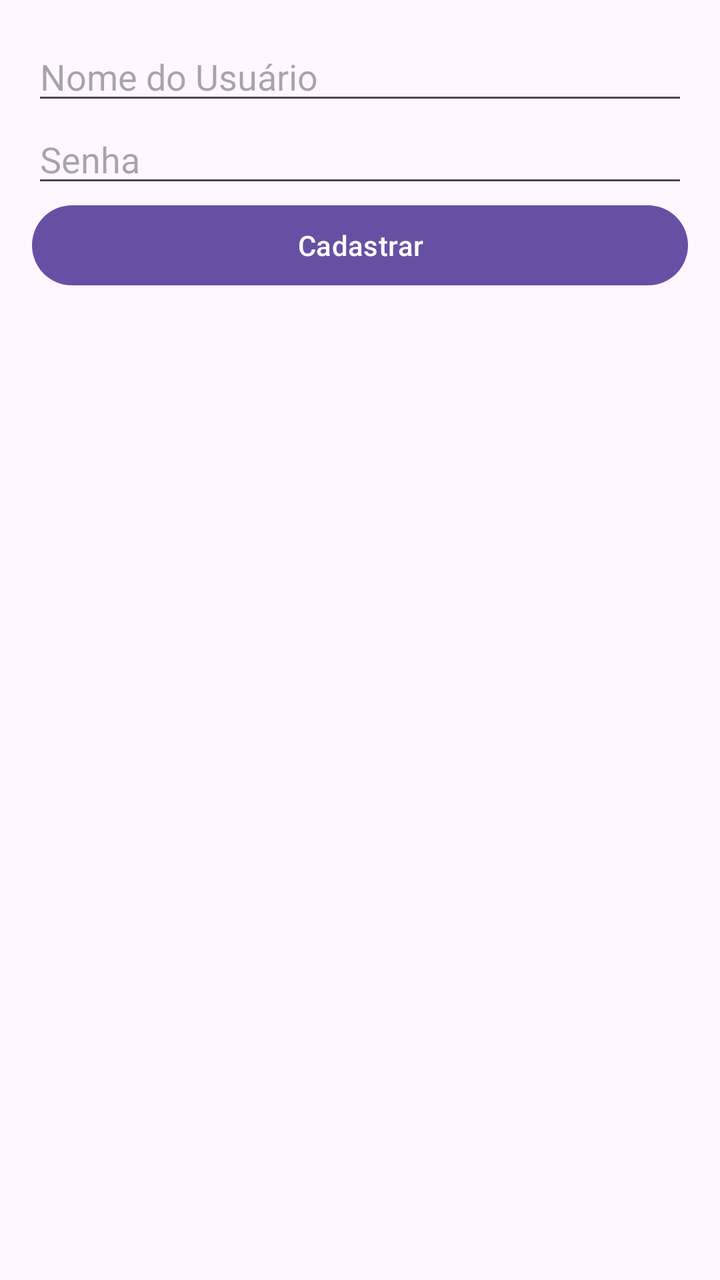
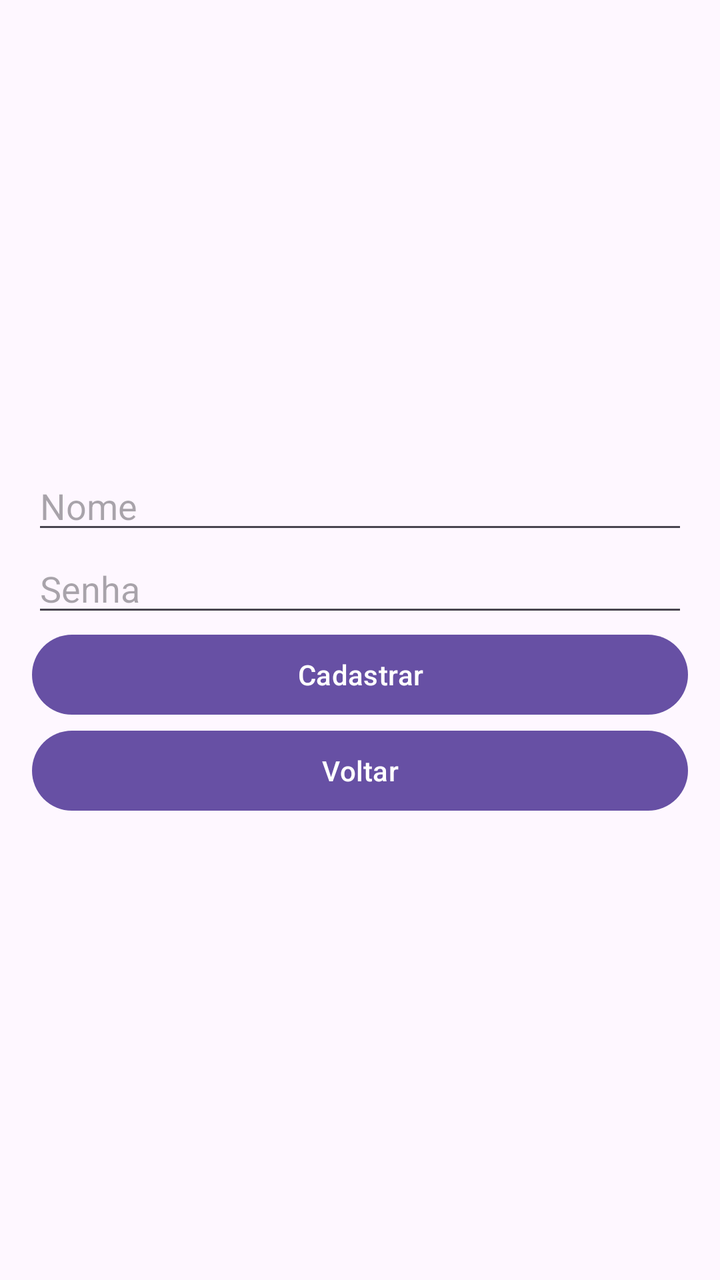

An Android layout rendered at two revisions. The XML below is the earlier revision; the diff shows what the commit changed to produce the second picture.
<!-- AndroidManifest.xml: application theme Theme.TrabalhoIII -->
<!-- res/layout/activity_register.xml -->
<?xml version="1.0" encoding="utf-8"?>
<LinearLayout xmlns:android="http://schemas.android.com/apk/res/android"
    android:orientation="vertical"
    android:layout_width="match_parent"
    android:layout_height="match_parent"
    android:padding="16dp">

    <EditText
        android:id="@+id/etusername"
        android:layout_width="match_parent"
        android:layout_height="wrap_content"
        android:hint="Nome do Usuário"/>

    <EditText
        android:id="@+id/etpassword"
        android:layout_width="match_parent"
        android:layout_height="wrap_content"
        android:hint="Senha"
        android:inputType="textPassword"/>


    <Button
        android:id="@+id/registerButton"
        android:layout_width="match_parent"
        android:layout_height="wrap_content"
        android:text="Cadastrar"/>

</LinearLayout>
<!-- resources referenced by this layout -->
<resources>
  <style name="Theme.TrabalhoIII" parent="Base.Theme.TrabalhoIII" />
  <style name="Base.Theme.TrabalhoIII" parent="Theme.Material3.DayNight.NoActionBar">
          
          
      </style>
</resources>

<!-- the commit's change to res/layout/activity_register.xml (unified diff, before → after) -->
@@ -3,13 +3,14 @@
     android:orientation="vertical"
     android:layout_width="match_parent"
     android:layout_height="match_parent"
-    android:padding="16dp">
+    android:padding="16dp"
+    android:gravity="center">
 
     <EditText
         android:id="@+id/etusername"
         android:layout_width="match_parent"
         android:layout_height="wrap_content"
-        android:hint="Nome do Usuário"/>
+        android:hint="Nome"/>
 
     <EditText
         android:id="@+id/etpassword"
@@ -25,4 +26,10 @@
         android:layout_height="wrap_content"
         android:text="Cadastrar"/>
 
+    <Button
+        android:id="@+id/buttonVoltarRegister"
+        android:layout_width="match_parent"
+        android:layout_height="wrap_content"
+        android:text="Voltar"/>
+
 </LinearLayout>
